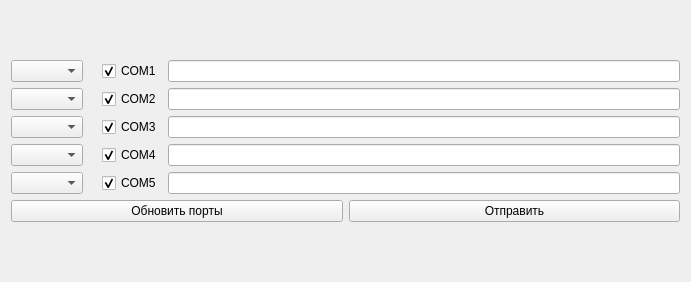
First picture: the form in mainwindow.ui, repository TTTiNNNy/Serial_QT, before the edit.
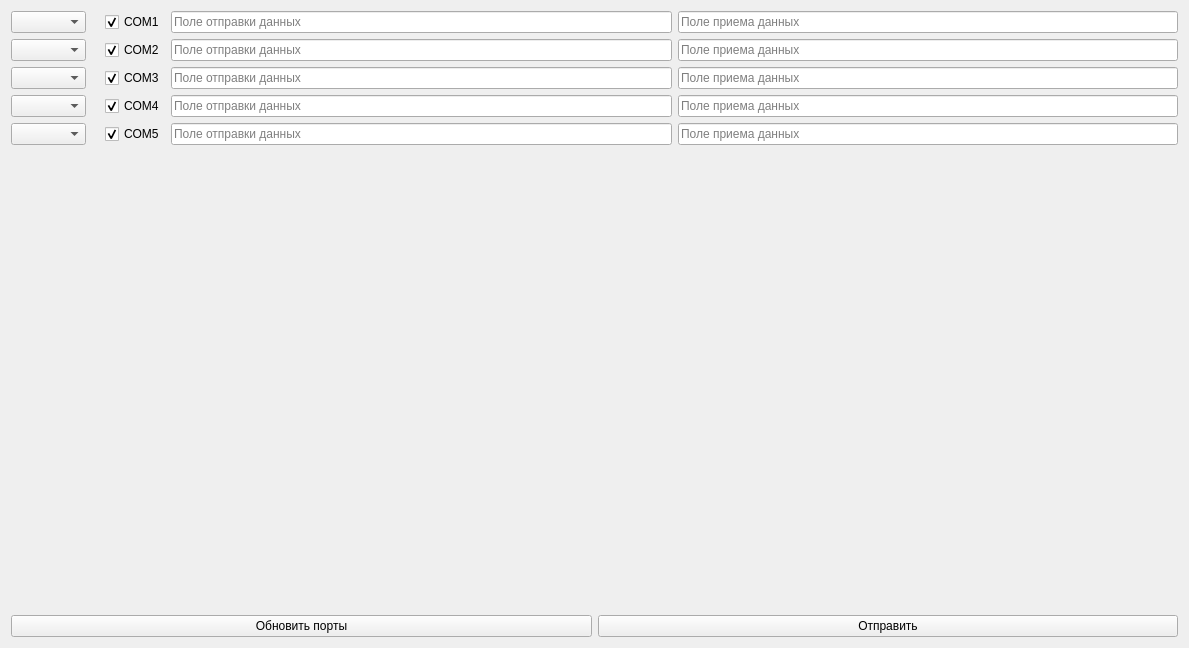
Second picture: the form after the edit.

Commit message: add transmit field, placeholder name COM port at transmit message

The edit to the form file:
```diff
--- a/mainwindow.ui
+++ b/mainwindow.ui
@@ -6,21 +6,28 @@
    <rect>
     <x>0</x>
     <y>0</y>
-    <width>691</width>
-    <height>282</height>
+    <width>1189</width>
+    <height>648</height>
    </rect>
   </property>
   <property name="windowTitle">
    <string>MainWindow</string>
   </property>
   <widget class="QWidget" name="centralWidget">
-   <layout class="QVBoxLayout" name="verticalLayout">
-    <item>
+   <layout class="QGridLayout" name="gridLayout">
+    <item row="0" column="0">
      <layout class="QVBoxLayout" name="mainContainer">
       <item>
        <layout class="QHBoxLayout" name="portRow1">
         <item>
-         <widget class="QComboBox" name="COM1_portBox"/>
+         <widget class="QComboBox" name="COM1_portBox">
+          <property name="minimumSize">
+           <size>
+            <width>75</width>
+            <height>0</height>
+           </size>
+          </property>
+         </widget>
         </item>
         <item>
          <widget class="QLabel" name="COM1_status">
@@ -40,14 +47,32 @@
          </widget>
         </item>
         <item>
-         <widget class="QLineEdit" name="COM1_receivedData"/>
+         <widget class="QLineEdit" name="COM1_transmittedData">
+          <property name="placeholderText">
+           <string>Поле отправки данных</string>
+          </property>
+         </widget>
+        </item>
+        <item>
+         <widget class="QLineEdit" name="COM1_receivedData">
+          <property name="placeholderText">
+           <string>Поле приема данных</string>
+          </property>
+         </widget>
         </item>
        </layout>
       </item>
       <item>
        <layout class="QHBoxLayout" name="portRow2">
         <item>
-         <widget class="QComboBox" name="COM2_portBox"/>
+         <widget class="QComboBox" name="COM2_portBox">
+          <property name="minimumSize">
+           <size>
+            <width>75</width>
+            <height>0</height>
+           </size>
+          </property>
+         </widget>
         </item>
         <item>
          <widget class="QLabel" name="COM2_status">
@@ -67,14 +92,32 @@
          </widget>
         </item>
         <item>
-         <widget class="QLineEdit" name="COM2_receivedData"/>
+         <widget class="QLineEdit" name="COM2_transmittedData">
+          <property name="placeholderText">
+           <string>Поле отправки данных</string>
+          </property>
+         </widget>
+        </item>
+        <item>
+         <widget class="QLineEdit" name="COM2_receivedData">
+          <property name="placeholderText">
+           <string>Поле приема данных</string>
+          </property>
+         </widget>
         </item>
        </layout>
       </item>
       <item>
        <layout class="QHBoxLayout" name="portRow3">
         <item>
-         <widget class="QComboBox" name="COM3_portBox"/>
+         <widget class="QComboBox" name="COM3_portBox">
+          <property name="minimumSize">
+           <size>
+            <width>75</width>
+            <height>0</height>
+           </size>
+          </property>
+         </widget>
         </item>
         <item>
          <widget class="QLabel" name="COM3_status">
@@ -94,14 +137,32 @@
          </widget>
         </item>
         <item>
-         <widget class="QLineEdit" name="COM3_receivedData"/>
+         <widget class="QLineEdit" name="COM3_transmittedData">
+          <property name="placeholderText">
+           <string>Поле отправки данных</string>
+          </property>
+         </widget>
+        </item>
+        <item>
+         <widget class="QLineEdit" name="COM3_receivedData">
+          <property name="placeholderText">
+           <string>Поле приема данных</string>
+          </property>
+         </widget>
         </item>
        </layout>
       </item>
       <item>
        <layout class="QHBoxLayout" name="portRow4">
         <item>
-         <widget class="QComboBox" name="COM4_portBox"/>
+         <widget class="QComboBox" name="COM4_portBox">
+          <property name="minimumSize">
+           <size>
+            <width>75</width>
+            <height>0</height>
+           </size>
+          </property>
+         </widget>
         </item>
         <item>
          <widget class="QLabel" name="COM4_status">
@@ -121,14 +182,32 @@
          </widget>
         </item>
         <item>
-         <widget class="QLineEdit" name="COM4_receivedData"/>
+         <widget class="QLineEdit" name="COM4_transmittedData">
+          <property name="placeholderText">
+           <string>Поле отправки данных</string>
+          </property>
+         </widget>
+        </item>
+        <item>
+         <widget class="QLineEdit" name="COM4_receivedData">
+          <property name="placeholderText">
+           <string>Поле приема данных</string>
+          </property>
+         </widget>
         </item>
        </layout>
       </item>
       <item>
        <layout class="QHBoxLayout" name="portRow5">
         <item>
-         <widget class="QComboBox" name="COM5_portBox"/>
+         <widget class="QComboBox" name="COM5_portBox">
+          <property name="minimumSize">
+           <size>
+            <width>75</width>
+            <height>0</height>
+           </size>
+          </property>
+         </widget>
         </item>
         <item>
          <widget class="QLabel" name="COM5_status">
@@ -148,10 +227,34 @@
          </widget>
         </item>
         <item>
-         <widget class="QLineEdit" name="COM5_receivedData"/>
+         <widget class="QLineEdit" name="COM1_transmittedData_5">
+          <property name="placeholderText">
+           <string>Поле отправки данных</string>
+          </property>
+         </widget>
+        </item>
+        <item>
+         <widget class="QLineEdit" name="COM5_receivedData">
+          <property name="placeholderText">
+           <string>Поле приема данных</string>
+          </property>
+         </widget>
         </item>
        </layout>
       </item>
+      <item>
+       <spacer name="verticalSpacer">
+        <property name="orientation">
+         <enum>Qt::Vertical</enum>
+        </property>
+        <property name="sizeHint" stdset="0">
+         <size>
+          <width>20</width>
+          <height>40</height>
+         </size>
+        </property>
+       </spacer>
+      </item>
       <item>
        <layout class="QHBoxLayout" name="controlRow">
         <item>
```
The commit also changes 3 other files.
